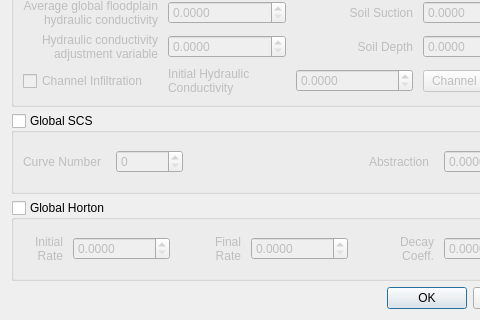
Old version of the form flo2d/ui/infil_global.ui in the repository FLO-2DSoftware/qgis-flo-2d-plugin; both pictures show x 0 to 480 and y 99 to 419 of the 564 by 419 pixel window.
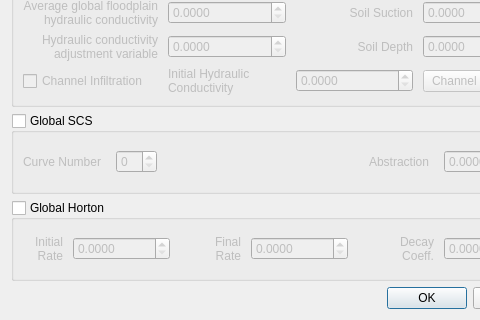
New version of the form.

```diff
--- a/flo2d/ui/infil_global.ui
+++ b/flo2d/ui/infil_global.ui
@@ -292,16 +292,6 @@
       <property name="verticalSpacing">
        <number>6</number>
       </property>
-      <item row="0" column="1">
-       <widget class="QDoubleSpinBox" name="spin_scsnall">
-        <property name="decimals">
-         <number>0</number>
-        </property>
-        <property name="maximum">
-         <double>100000.000000000000000</double>
-        </property>
-       </widget>
-      </item>
       <item row="0" column="4">
        <widget class="QDoubleSpinBox" name="spin_abstr1">
         <property name="decimals">
@@ -351,6 +341,9 @@
         </property>
        </spacer>
       </item>
+      <item row="0" column="1">
+       <widget class="QSpinBox" name="spin_scsnall"/>
+      </item>
      </layout>
     </widget>
    </item>
```
Left out of the diff: 2 changed lines with no effect on the pictures.
